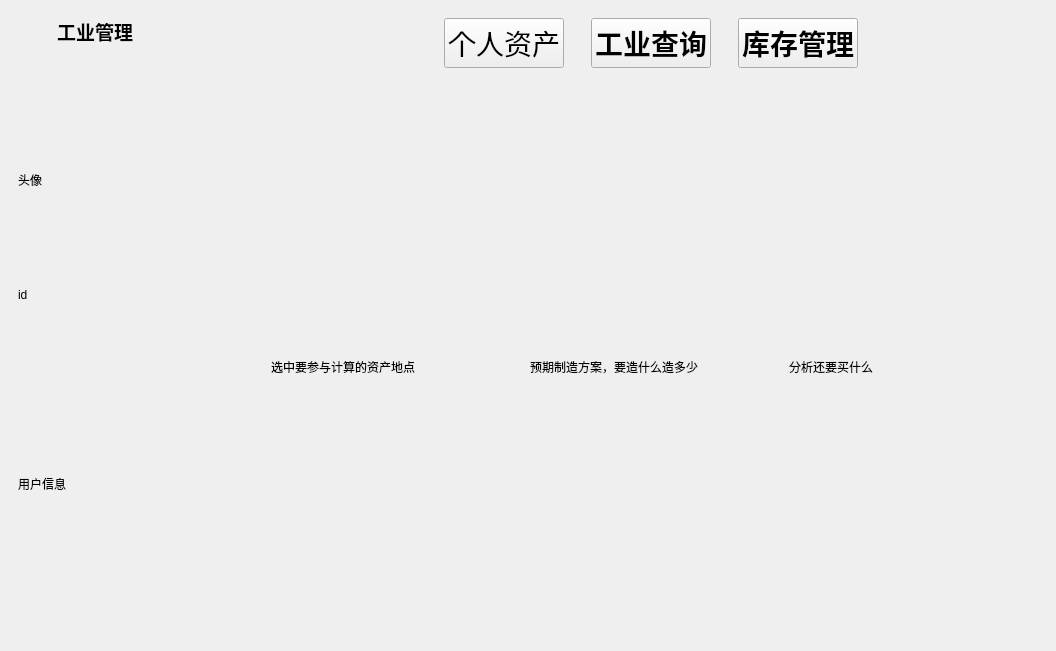
Qt form widget.ui (GitterhipOo/Industrial-managers) before a commit.
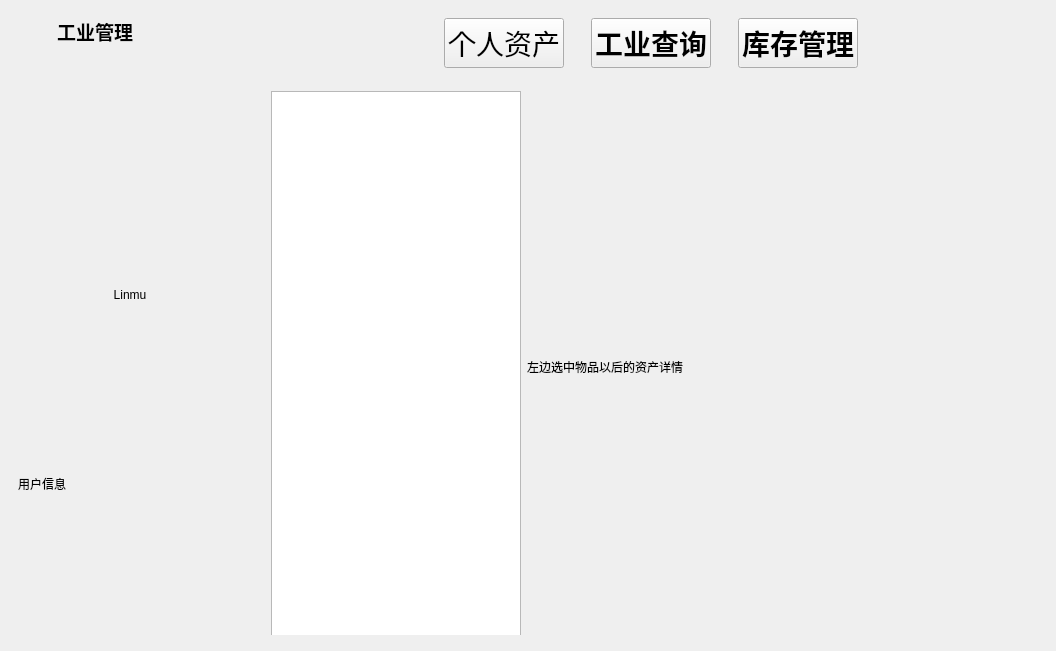
The same form after that commit. The open tabs and pages were chosen to show the change. Icons and pictures are not drawn.

```diff
--- a/widget.ui
+++ b/widget.ui
@@ -168,15 +168,27 @@
               <height>200</height>
              </size>
             </property>
+            <property name="styleSheet">
+             <string notr="true">border-radius:20px;</string>
+            </property>
             <property name="text">
-             <string>头像</string>
+             <string/>
+            </property>
+            <property name="pixmap">
+             <pixmap>C:/Users/林木/Desktop/重要文档/重要图片/微信图片_20211122193210.jpg</pixmap>
+            </property>
+            <property name="scaledContents">
+             <bool>true</bool>
             </property>
            </widget>
           </item>
           <item>
            <widget class="QLabel" name="label_7">
             <property name="text">
-             <string>id</string>
+             <string>Linmu</string>
+            </property>
+            <property name="alignment">
+             <set>Qt::AlignCenter</set>
             </property>
            </widget>
           </item>
@@ -307,35 +319,6 @@
            </property>
           </widget>
          </item>
-         <item>
-          <widget class="QPushButton" name="menu3">
-           <property name="minimumSize">
-            <size>
-             <width>100</width>
-             <height>0</height>
-            </size>
-           </property>
-           <property name="maximumSize">
-            <size>
-             <width>150</width>
-             <height>50</height>
-            </size>
-           </property>
-           <property name="font">
-            <font>
-             <family>幼圆</family>
-             <pointsize>21</pointsize>
-             <bold>true</bold>
-            </font>
-           </property>
-           <property name="cursor">
-            <cursorShape>PointingHandCursor</cursorShape>
-           </property>
-           <property name="text">
-            <string>工业查询</string>
-           </property>
-          </widget>
-         </item>
          <item>
           <widget class="QPushButton" name="menu2">
            <property name="minimumSize">
@@ -361,6 +344,35 @@
             <cursorShape>PointingHandCursor</cursorShape>
            </property>
            <property name="text">
+            <string>工业查询</string>
+           </property>
+          </widget>
+         </item>
+         <item>
+          <widget class="QPushButton" name="menu3">
+           <property name="minimumSize">
+            <size>
+             <width>100</width>
+             <height>0</height>
+            </size>
+           </property>
+           <property name="maximumSize">
+            <size>
+             <width>150</width>
+             <height>50</height>
+            </size>
+           </property>
+           <property name="font">
+            <font>
+             <family>幼圆</family>
+             <pointsize>21</pointsize>
+             <bold>true</bold>
+            </font>
+           </property>
+           <property name="cursor">
+            <cursorShape>PointingHandCursor</cursorShape>
+           </property>
+           <property name="text">
             <string>库存管理</string>
            </property>
           </widget>
@@ -423,25 +435,21 @@
              <height>551</height>
             </rect>
            </property>
-           <layout class="QHBoxLayout" name="horizontalLayout_5">
+           <layout class="QHBoxLayout" name="horizontalLayout_4">
             <item>
-             <widget class="QLabel" name="label_12">
-              <property name="text">
-               <string>选中要参与计算的资产地点</string>
+             <widget class="QListWidget" name="localtions">
+              <property name="maximumSize">
+               <size>
+                <width>250</width>
+                <height>16777215</height>
+               </size>
               </property>
              </widget>
             </item>
             <item>
              <widget class="QLabel" name="label_13">
               <property name="text">
-               <string>预期制造方案，要造什么造多少</string>
-              </property>
-             </widget>
-            </item>
-            <item>
-             <widget class="QLabel" name="label_11">
-              <property name="text">
-               <string>分析还要买什么</string>
+               <string>左边选中物品以后的资产详情</string>
               </property>
              </widget>
             </item>
@@ -458,7 +466,7 @@
              <height>551</height>
             </rect>
            </property>
-           <layout class="QHBoxLayout" name="horizontalLayout_4">
+           <layout class="QHBoxLayout" name="horizontalLayout_1">
             <item>
              <widget class="QLabel" name="label_10">
               <property name="text">
```
Left out of the diff: 14 changed lines with no effect on the pictures.
